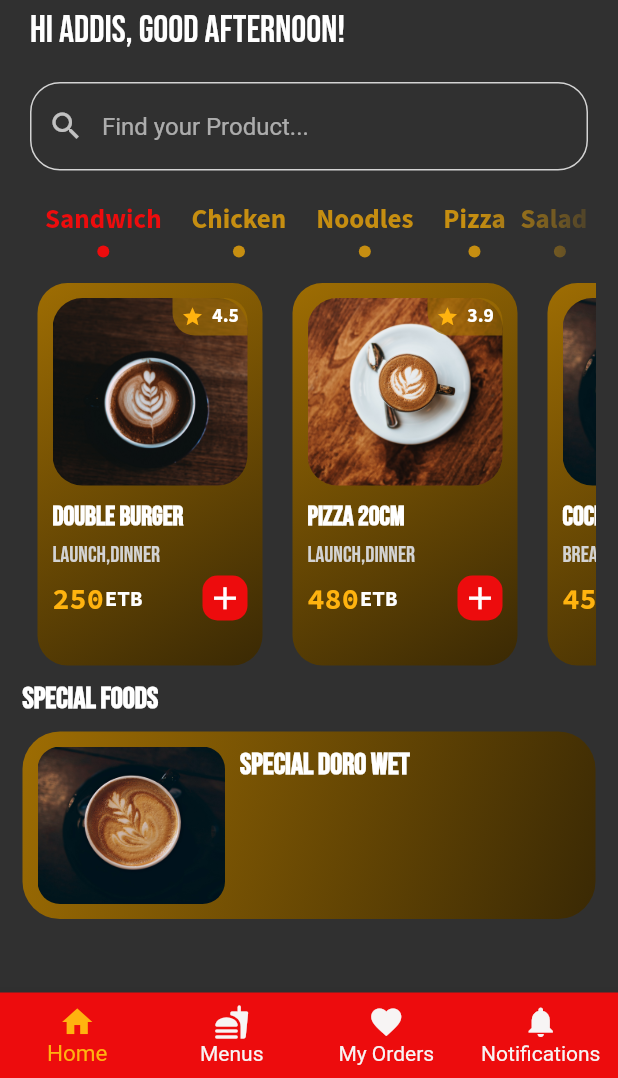
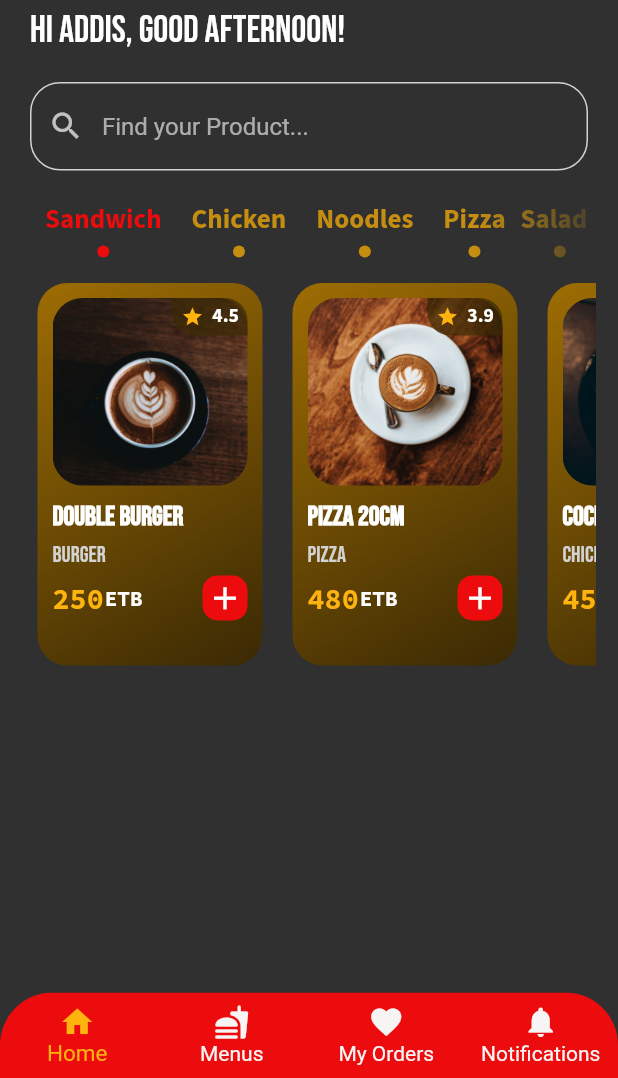
Before and after one commit to addispupi/doro_mart_app, a Flutter app: the screen it shows after launch, on a phone screen of 412 x 824 dp, the part 158-1236 px from its top. Run offline on Flutter 3.47's test engine with Material 2 defaults, Android fonts, the phone set to English and light mode, and no system bars; our stand-ins replace glassmorphism_ui, google_fonts.

Commit message:
Pages UI - Updated

```diff
--- a/lib/pages/dashboard_page.dart
+++ b/lib/pages/dashboard_page.dart
@@ -1,10 +1,10 @@
+import 'package:DoroMart/constants/color_palette.dart';
 import 'package:DoroMart/models/product_item.dart';
 import 'package:DoroMart/pages/product_detail.dart';
+import 'package:DoroMart/pages/settings_page.dart';
 import 'package:DoroMart/widgets/search_bar.dart';
 import 'package:flutter/material.dart';
 import 'package:google_fonts/google_fonts.dart';
-
-import '../constants/color_palette.dart';
 
 class DashboardPage extends StatefulWidget {
   const DashboardPage({super.key});
@@ -62,7 +62,10 @@ class _DashboardPageState extends State<DashboardPage> {
   Widget build(BuildContext context) {
     return Scaffold(
         // bottomNavigationBar: _buildBottomBar(),
-        bottomNavigationBar: BottomNavigationBar(
+        bottomNavigationBar: ClipRRect(
+            borderRadius: BorderRadius.only(
+                topLeft: Radius.circular(35), topRight: Radius.circular(35)),
+            child: BottomNavigationBar(
                 type: BottomNavigationBarType.fixed,
                 backgroundColor: ColorPalette().secondaryColor,
                 selectedItemColor: ColorPalette().btnActive,
@@ -89,7 +92,40 @@ class _DashboardPageState extends State<DashboardPage> {
                     icon: Icon(Icons.notifications),
                     label: 'Notifications',
                   ),
-            ]),
+                ])),
+        drawer: Drawer(
+          child: ListView(
+            children: [
+              UserAccountsDrawerHeader(
+                decoration: BoxDecoration(color: ColorPalette().secondaryColor),
+                accountName: Text(
+                  'Addis',
+                  style: GoogleFonts.bebasNeue(
+                      fontSize: 25.0, fontWeight: FontWeight.bold),
+                ),
+                accountEmail: Text('addis@gmail.com',
+                    style: GoogleFonts.sourceSansPro(
+                        fontSize: 19.0,
+                        fontStyle: FontStyle.italic,
+                        color: ColorPalette().inputText)),
+                currentAccountPicture: CircleAvatar(
+                  backgroundColor: ColorPalette().secondaryColor,
+                  backgroundImage: AssetImage('assets/images/model.jpg'),
+                ),
+              ),
+              ListTile(
+                title: Text('Settings'),
+                onTap: () {
+                  Navigator.of(context).pop();
+                  Navigator.push(
+                      context,
+                      MaterialPageRoute(
+                          builder: (BuildContext context) => SettingsPage()));
+                },
+              )
+            ],
+          ),
+        ),
         body: SingleChildScrollView(
           child: Column(
             crossAxisAlignment: CrossAxisAlignment.start,
@@ -214,62 +250,6 @@ class _DashboardPageState extends State<DashboardPage> {
                         ),
                       ),
                     ),
-                    Padding(
-                      padding:
-                          EdgeInsets.only(left: 15.0, right: 15.0, top: 10.0),
-                      child: Text(
-                        'Special Foods',
-                        style: GoogleFonts.bebasNeue(
-                            fontWeight: FontWeight.bold, fontSize: 20.0),
-                      ),
-                    ),
-                    Padding(
-                      padding:
-                          EdgeInsets.only(left: 15.0, right: 15.0, top: 10.0),
-                      child: Container(
-                        padding: EdgeInsets.all(10.0),
-                        height: 125.0,
-                        width: MediaQuery.of(context).size.width - 20.0,
-                        decoration: BoxDecoration(
-                            borderRadius: BorderRadius.circular(25.0),
-                            gradient: LinearGradient(
-                                begin: Alignment.topLeft,
-                                end: Alignment.bottomRight,
-                                colors: <Color>[
-                                  ColorPalette().primaryGradientStart,
-                                  ColorPalette().primaryGradientEnd
-                                ])),
-                        child: Row(
-                          mainAxisAlignment: MainAxisAlignment.spaceBetween,
-                          children: [
-                            Container(
-                              height: 115.0,
-                              width: 125.0,
-                              decoration: BoxDecoration(
-                                  borderRadius: BorderRadius.circular(15.0),
-                                  image: DecorationImage(
-                                      image: AssetImage(
-                                          'assets/images/beansbottom.jpg'),
-                                      fit: BoxFit.cover)),
-                            ),
-                            Container(
-                              height: 115.0,
-                              child: Container(
-                                height: 100.0,
-                                width:
-                                    MediaQuery.of(context).size.width - 185.0,
-                                child: Text(
-                                  'Special Doro Wet',
-                                  style: GoogleFonts.bebasNeue(
-                                      fontSize: 20.0,
-                                      fontWeight: FontWeight.bold),
-                                ),
-                              ),
-                            )
-                          ],
-                        ),
-                      ),
-                    )
                   ],
                 ),
               )
@@ -371,7 +351,7 @@ class _DashboardPageState extends State<DashboardPage> {
                             width: 50.0,
                             decoration: BoxDecoration(
                                 color: ColorPalette()
-                                    .primaryGradientStart
+                                    .primaryGradientEnd
                                     .withOpacity(0.7),
                                 borderRadius: BorderRadius.only(
                                     topRight: Radius.circular(15.0),
@@ -390,6 +370,7 @@ class _DashboardPageState extends State<DashboardPage> {
                                     cItem.prodScore.toString(),
                                     style: GoogleFonts.sourceSansPro(
                                         fontSize: 13.0,
+                                        color: ColorPalette().textInverseColor,
                                         fontWeight: FontWeight.bold),
                                   )
                                 ],
@@ -410,7 +391,7 @@ class _DashboardPageState extends State<DashboardPage> {
                 Padding(
                   padding: EdgeInsets.only(left: 10.0),
                   child: Text(
-                    cItem.prodMenu!,
+                    cItem.prodType!,
                     style: GoogleFonts.bebasNeue(
                         fontSize: 15.0,
                         fontWeight: FontWeight.w400,
--- a/lib/pages/product_detail.dart
+++ b/lib/pages/product_detail.dart
@@ -176,9 +176,7 @@ class _ProductDetailState extends State<ProductDetail> {
                         height: 50.0,
                         width: screenWidth - 30.0,
                         child: Text(widget.foodItem.prodDesc!,
-                            style: GoogleFonts.sourceSansPro(
-                                fontSize: 17.0,
-                                color: ColorPalette().inputText)),
+                            style: GoogleFonts.sourceSansPro(fontSize: 17.0)),
                       ),
                       SizedBox(height: 10.0),
                       Container(
@@ -226,7 +224,7 @@ class _ProductDetailState extends State<ProductDetail> {
                                     borderRadius: BorderRadius.circular(10.0)),
                                 child: Center(
                                   child: Text(
-                                    'Order Now',
+                                    'Add to Cart',
                                     style: GoogleFonts.bebasNeue(
                                         fontSize: 20.0,
                                         fontWeight: FontWeight.bold),
--- /dev/null
+++ b/lib/pages/settings_page.dart
@@ -0,0 +1,19 @@
+import 'package:flutter/cupertino.dart';
+import 'package:flutter/src/widgets/container.dart';
+import 'package:flutter/src/widgets/framework.dart';
+
+class SettingsPage extends StatefulWidget {
+  const SettingsPage({super.key});
+
+  @override
+  State<SettingsPage> createState() => _SettingsPageState();
+}
+
+class _SettingsPageState extends State<SettingsPage> {
+  @override
+  Widget build(BuildContext context) {
+    return Center(
+      child: Text('Settings Page'),
+    );
+  }
+}
```
Also changed, not shown: lib/pages/orders_page.dart (added), lib/pages/profile_page.dart (added). Lines whose indentation alone changed are shown as unchanged.
